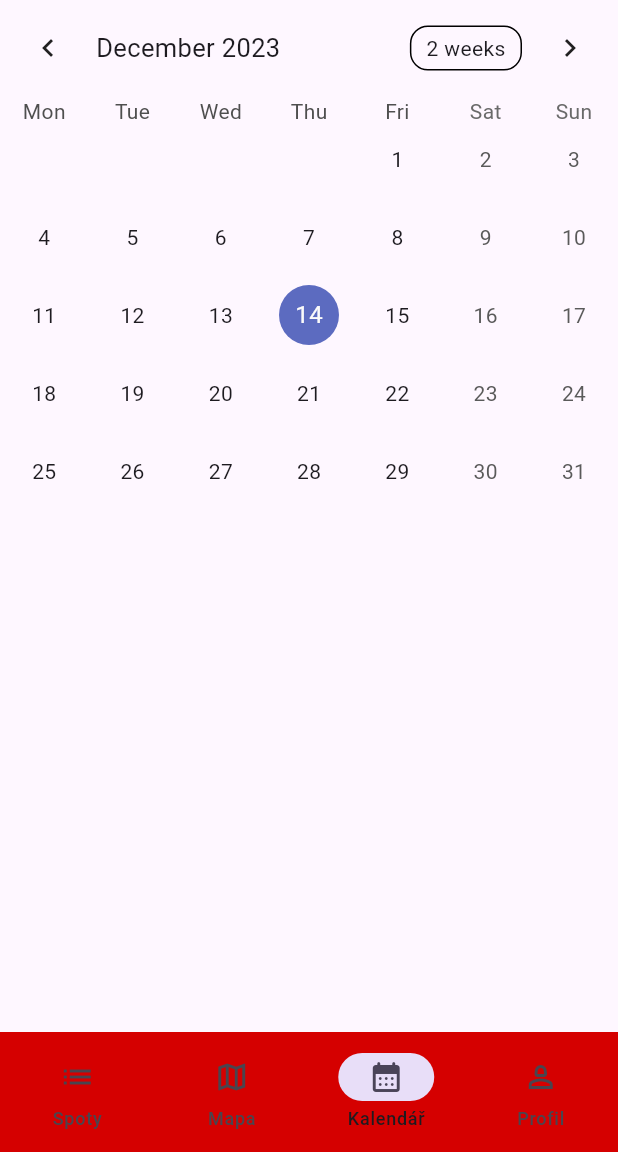
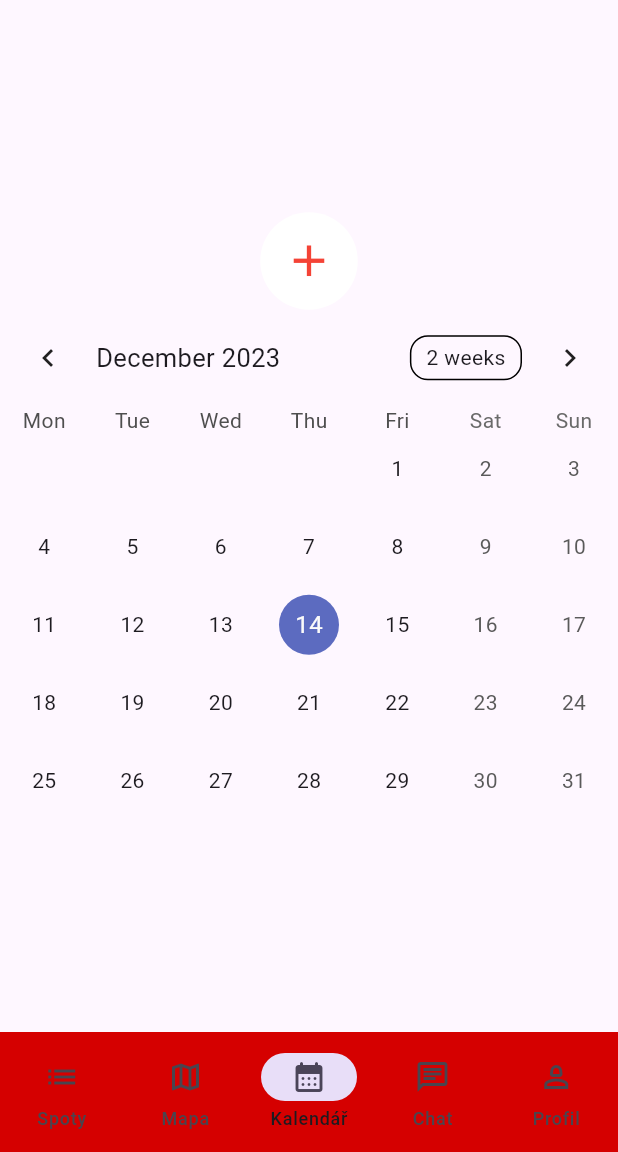
Before and after one commit to llsasas/ITU, a Flutter app: the screen it shows after launch, item 3 of the bottom bar chosen, on a phone screen of 412 x 824 dp, the part 84-1236 px from its top. Run offline on Flutter 3.47's test engine with Material 3 defaults, Android fonts, the phone set to English and light mode, and no system bars; drawn by our look-alikes of table_calendar; our stand-ins replace file_picker, firebase_core, firebase_database, firebase_storage, flutter_calendar_carousel; accounts and stored records are empty; network calls fail.

Commit message:
Added chat window
No functionality yet

```diff
--- a/lib/pages/custom_widgets.dart
+++ b/lib/pages/custom_widgets.dart
@@ -148,6 +148,28 @@ class AddSpotButton extends StatelessWidget
   }
 }
 
+
+//Add functionality to onpressed
+class AddEventButton extends StatelessWidget
+{
+  @override
+  Widget build(BuildContext context)
+  {
+    return const RawMaterialButton(
+      onPressed: null,
+      elevation: 2.0,
+      fillColor: Colors.white,
+        padding: EdgeInsets.all(15.0),
+        shape: CircleBorder(),
+      child:  Icon(
+        Icons.add_sharp,
+          size: 35.00,
+          color: Colors.red,
+        ),
+      );
+  }
+}
+
 class TableEvents extends StatefulWidget {
   @override
   TableEventsState createState() => TableEventsState();
--- a/lib/pages/home.dart
+++ b/lib/pages/home.dart
@@ -3,6 +3,7 @@ import 'package:ituapp/pages/profile_page.dart';
 import 'package:ituapp/pages/spotDescription.dart';
 import 'package:ituapp/pages/storage_handler.dart';
 import 'package:ituapp/pages/custom_widgets.dart';
+import 'package:ituapp/pages/chat.dart';
 import 'package:table_calendar/table_calendar.dart';
 
 class HomeScreen extends StatefulWidget {
@@ -51,15 +52,16 @@ class _HomeScreenState extends State<HomeScreen> {
                 alignment: Alignment.center,
                 child: const Text('MAP'),
               ),
-              Container(
-                child: TableEvents(),
-                /*TableCalendar(
-                  focusedDay: DateTime.now(),
-                  headerStyle: HeaderStyle(formatButtonVisible: false,titleCentered: true),
-                  firstDay: DateTime.utc(2018,1,1),
-                  lastDay: DateTime.utc(2035,12,12),
-                ),*/
+              Column(
+                mainAxisAlignment: MainAxisAlignment.center,
+                children: [
+                  Container(
+                    child: AddEventButton(),
+                  ),
+                  TableEvents()
+                ],
               ),
+              Chat(),
               ProfilePage(
                 storage: storage,
               ),
@@ -78,15 +80,18 @@ class _HomeScreenState extends State<HomeScreen> {
                     icon: Icon(Icons.map_outlined),
                     selectedIcon: Icon(Icons.map),
                     label: "Mapa"),
-                     NavigationDestination(
+                NavigationDestination(
                     icon: Icon(Icons.calendar_month_outlined),
                     selectedIcon: Icon(Icons.calendar_month_rounded),
                     label: "Kalendář"),
                 NavigationDestination(
+                    icon: Icon(Icons.chat_outlined),
+                    selectedIcon: Icon(Icons.chat),
+                    label: "Chat"),
+                NavigationDestination(
                     icon: Icon(Icons.person_2_outlined),
                     selectedIcon: Icon(Icons.person_2),
                     label: "Profil")
-
               ],
             )));
   }
```
Also changed, not shown: lib/pages/chat.dart (added, +83 -0 lines).
